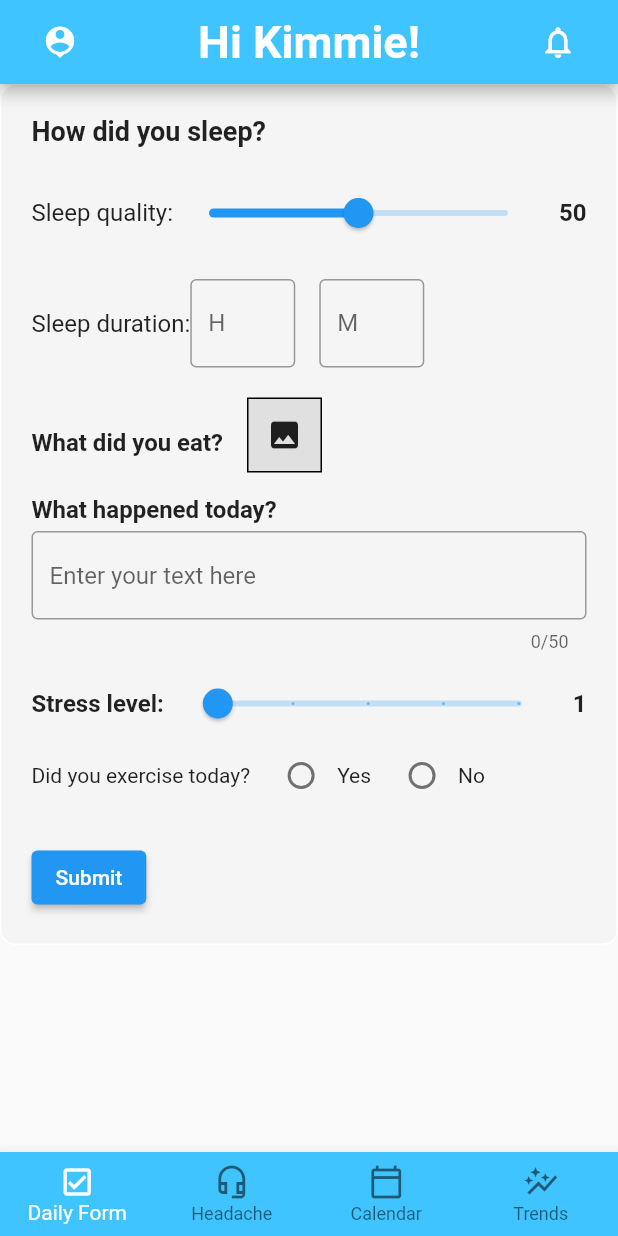
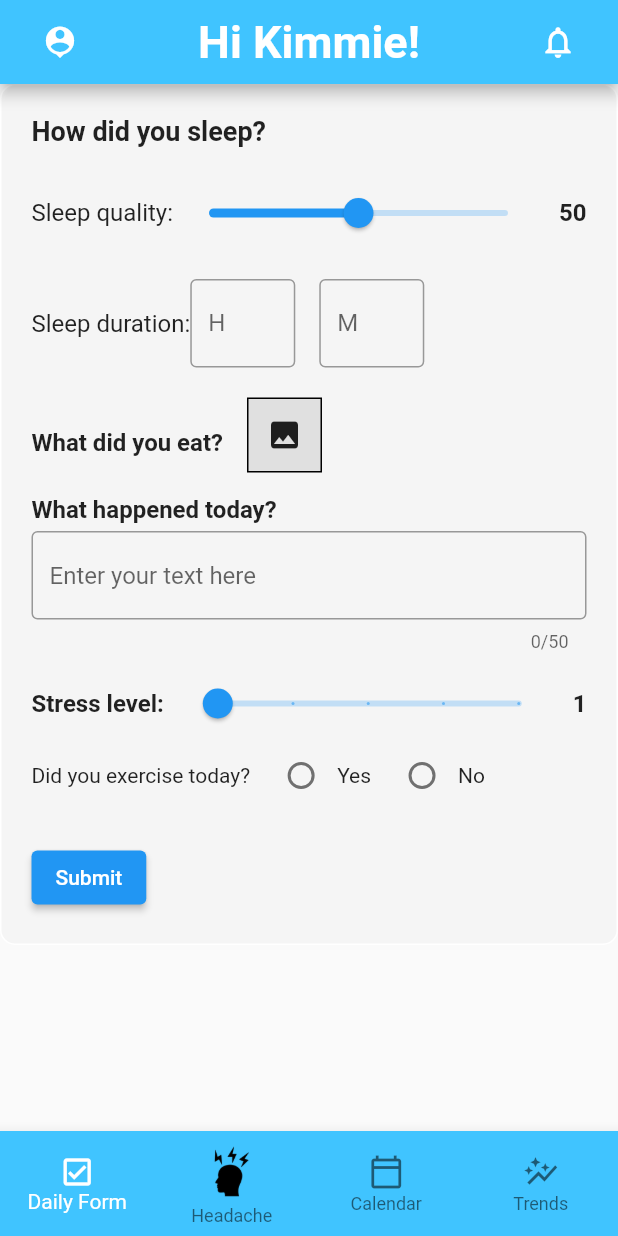
Before and after one commit to Catacity/HeadacheTracker, a Flutter app: the screen it shows after launch, on a phone screen of 412 x 824 dp. Run offline on Flutter 3.47's test engine with Material 2 defaults, Android fonts, the light colour scheme and no system bars; our stand-ins replace flutter_heatmap_calendar, fluttertoast, image_picker, shared_preferences, sqflite and 2 more; missing offline and left inert: dart:ffi; accounts and stored records are empty; Roboto replaces fonts that are missing (handrawn).

Commit message:
Update Home_page.dart

```diff
--- a/lib/pages/Home_page.dart
+++ b/lib/pages/Home_page.dart
@@ -97,7 +97,11 @@ class _MyHomePageState extends State<MyHomePage> {
             label: 'Daily Form',
           ),
           BottomNavigationBarItem(
-            icon: Icon(Icons.headset_mic_outlined),
+            icon: Image.asset(
+              'lib/images/headache.png',
+              height: 40,
+
+            ),
             label: 'Headache',
           ),
           BottomNavigationBarItem(
```
